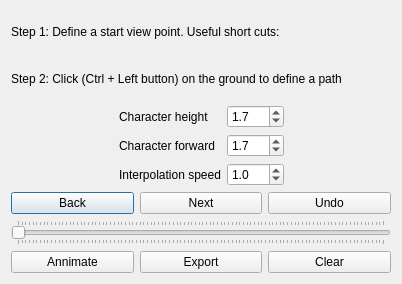
Qt form applications/Mapple/dialogs/dialog_walk_through.ui (LiangliangNan/Easy3D) before a commit.
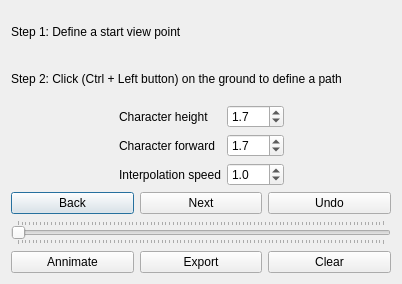
The same form after that commit.

Commit message: remove redudant text

```diff
--- a/applications/Mapple/dialogs/dialog_walk_through.ui
+++ b/applications/Mapple/dialogs/dialog_walk_through.ui
@@ -26,7 +26,7 @@
    <item>
     <widget class="QLabel" name="labelDefineStartingPoint">
      <property name="text">
-      <string>Step 1: Define a start view point. Useful short cuts:  </string>
+      <string>Step 1: Define a start view point</string>
      </property>
     </widget>
    </item>
```
